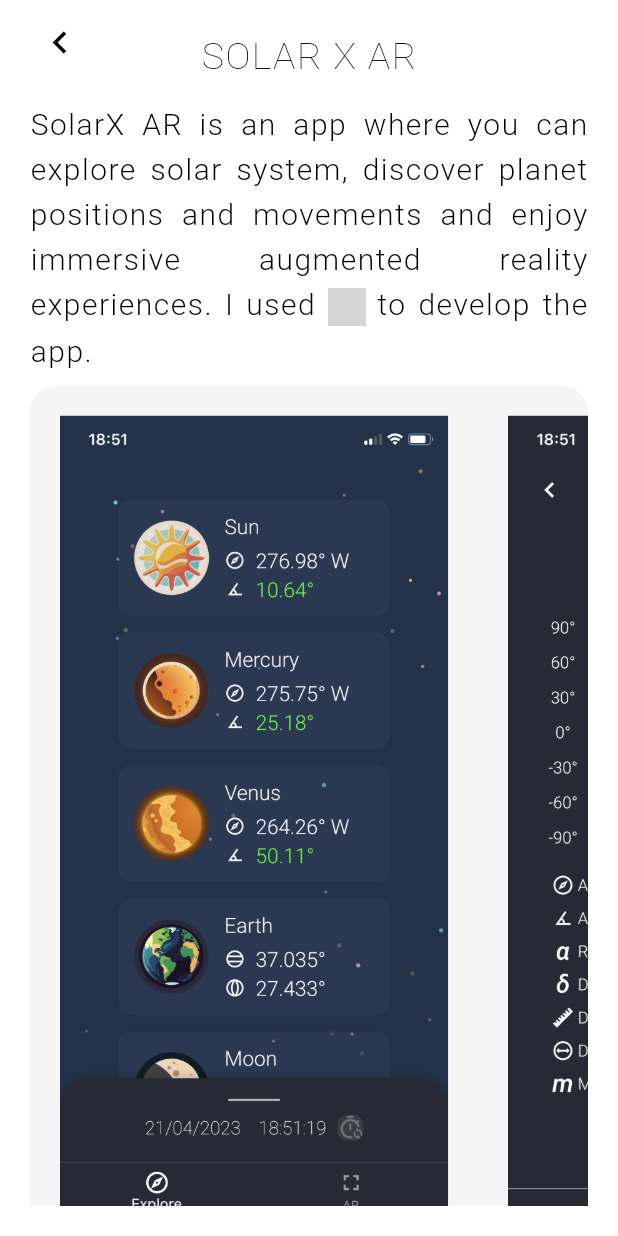
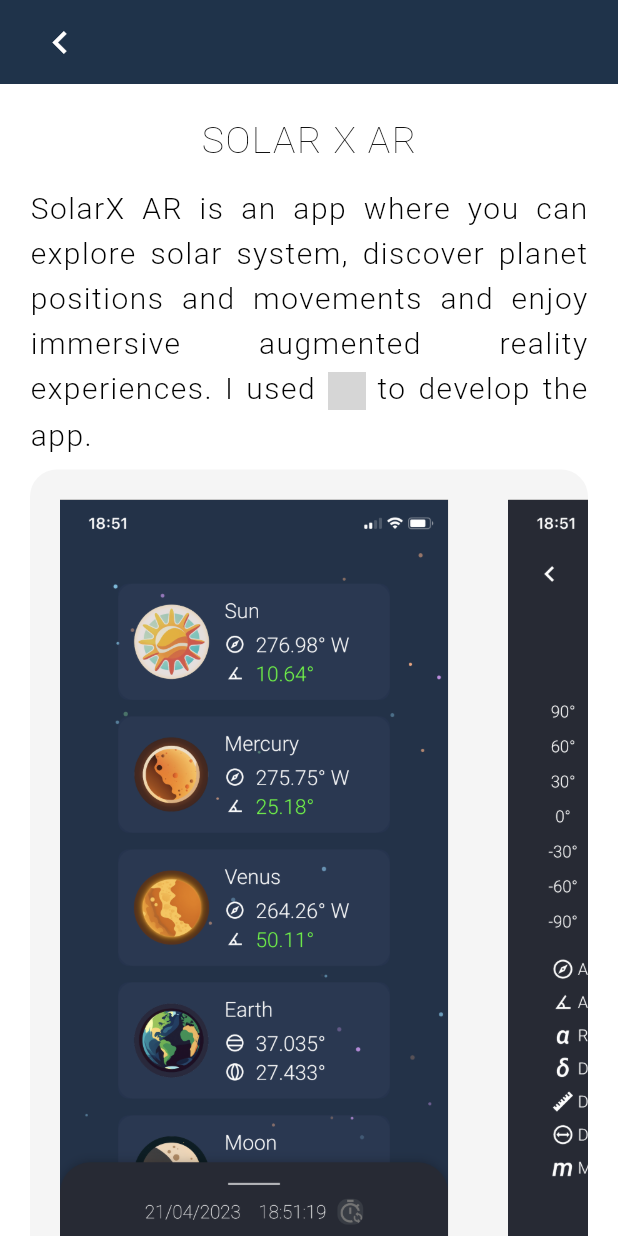
Before and after one commit to dunyakilavuz/dunyakilavuz.github.io, a Flutter app: the Projects screen opened by its route, after a tap on "SOLAR X AR", on a phone screen of 412 x 824 dp. Run offline on Flutter 3.47's test engine with Material 3 defaults, Android fonts, the phone set to English and light mode, and no system bars; our stand-ins replace firebase_analytics, firebase_core, flutter_svg, font_awesome_flutter, google_fonts; missing offline and left inert: dart:html, dart:ui_web; accounts and stored records are empty; statements that could not run were skipped; project files that could hold a hidden picture were left out; grey boxes are pictures that could not be loaded.

Commit message:
update cv & projects page

```diff
--- a/lib/project_digital_daragac.dart
+++ b/lib/project_digital_daragac.dart
@@ -32,10 +32,7 @@ class ProjectDigitalDaragac extends ProjectTemplate
 
     Widget content(BuildContext context)
     {
-        return SingleChildScrollView
-        (
-            scrollDirection: Axis.vertical,
-            child: Column
+        return Column
         (
             crossAxisAlignment: CrossAxisAlignment.center,
             children:
@@ -98,7 +95,6 @@ class ProjectDigitalDaragac extends ProjectTemplate
                     ),
                 ),
             ],
-            ),
         );
     }
 
--- a/lib/project_solarx.dart
+++ b/lib/project_solarx.dart
@@ -29,10 +29,7 @@ class ProjectSolarX extends ProjectTemplate
 
     Widget content(BuildContext context)
     {
-        return SingleChildScrollView
-        (
-            scrollDirection: Axis.vertical,
-            child: Column
+        return Column
         (
             crossAxisAlignment: CrossAxisAlignment.center,
             children:
@@ -93,7 +90,6 @@ class ProjectSolarX extends ProjectTemplate
                     ),
                 ),
             ],
-            ),
         );
 
     }
--- a/lib/project_solarxar.dart
+++ b/lib/project_solarxar.dart
@@ -29,10 +29,7 @@ class ProjectSolarXAR extends ProjectTemplate
 
     Widget content(BuildContext context)
     {
-        return SingleChildScrollView
-        (
-            scrollDirection: Axis.vertical,
-            child: Column
+        return  Column
         (
             crossAxisAlignment: CrossAxisAlignment.center,
             children:
@@ -91,7 +88,6 @@ class ProjectSolarXAR extends ProjectTemplate
                     ),
                 ),
             ],
-            ),
         );
 
     }
--- a/lib/project_template.dart
+++ b/lib/project_template.dart
@@ -1,3 +1,4 @@
+import 'package:dunyakilavuz_github_io/main.dart';
 import 'package:flutter/material.dart';
 import 'package:flutter_svg/svg.dart';
 import 'package:google_fonts/google_fonts.dart';
@@ -100,11 +101,32 @@ abstract class ProjectTemplate extends StatelessWidget
         return Scaffold
         (
             backgroundColor: Colors.white,
-            body: Container
+            body: Column
             (
-                color: Colors.white,
-                padding: const EdgeInsets.all(20),
-                child: projectContent(context)
+                children:
+                [
+                    Container
+                    (
+                        width: MediaQuery.of(context).size.width,
+                        height: 56, // Height of floating action button
+                        color: App.mainBGColor
+                    ),
+                    Container
+                    (
+                        width: MediaQuery.of(context).size.width,
+                        height: MediaQuery.of(context).size.height - 56, // Height of floating action button
+                        color: Colors.white,
+                        child: SingleChildScrollView
+                        (
+                            scrollDirection: Axis.vertical,
+                            child: Padding
+                            (
+                                padding: const EdgeInsets.all(20),
+                                child: projectContent(context),
+                            )
+                        ),
+                    )
+                ],
             ),
             floatingActionButton: FloatingActionButton
             (
@@ -119,7 +141,7 @@ abstract class ProjectTemplate extends StatelessWidget
                 (
                     Icons.chevron_left_sharp,
                     size: 30,
-                    color: Colors.black,
+                    color: Colors.white,
                 ),
             ),
             floatingActionButtonLocation: FloatingActionButtonLocation.miniStartTop,
--- a/lib/projects_page.dart
+++ b/lib/projects_page.dart
@@ -1,3 +1,4 @@
+import 'package:dunyakilavuz_github_io/main.dart';
 import 'package:dunyakilavuz_github_io/projects_content.dart';
 import 'package:firebase_analytics/firebase_analytics.dart';
 import 'package:flutter/material.dart';
@@ -19,12 +20,24 @@ class ProjectsState extends State<Projects>
     {
         return Scaffold
         (
-            body: const SingleChildScrollView
+            body: Column
             (
-                child: Center
-                (
-                    child: ProjectsContent(),
-                ),
+                children:
+                [
+                    Container
+                    (
+                        width: MediaQuery.of(context).size.width,
+                        height: 56, // Height of floating action button
+                        color: App.mainBGColor
+                    ),
+                    const SingleChildScrollView
+                    (
+                        child: Center
+                        (
+                            child: ProjectsContent(),
+                        ),
+                    ),
+                ],
             ),
             floatingActionButton: FloatingActionButton
             (
@@ -39,7 +52,7 @@ class ProjectsState extends State<Projects>
                 (
                     Icons.chevron_left_sharp,
                     size: 30,
-                    color: Colors.black,
+                    color: Colors.white,
                 ),
             ),
             floatingActionButtonLocation: FloatingActionButtonLocation.miniStartTop,
--- a/pubspec.yaml
+++ b/pubspec.yaml
@@ -41,6 +41,7 @@ dependencies:
   font_awesome_flutter: ^10.6.0
   google_fonts: ^6.1.0
   vector_math: ^2.1.2
+  web: ^0.5.0
 
 dev_dependencies:
   flutter_test:
```
Also changed, not shown: pubspec.lock, 3 other files. Lines whose indentation alone changed are shown as unchanged.
